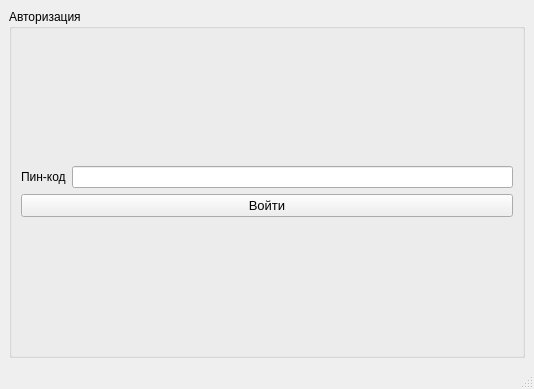
This is 201-331_Sannikov/mainwindow.ui in VldSann/201_331_Sannikov as Qt 5 draws it before an edit. The edited form follows.
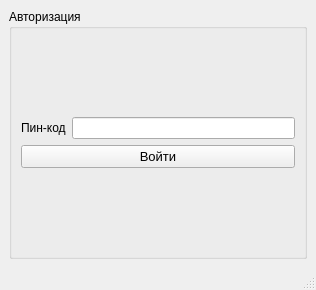
This is the edited form.

```diff
--- a/201-331_Sannikov/mainwindow.ui
+++ b/201-331_Sannikov/mainwindow.ui
@@ -6,8 +6,8 @@
    <rect>
     <x>0</x>
     <y>0</y>
-    <width>534</width>
-    <height>389</height>
+    <width>316</width>
+    <height>290</height>
    </rect>
   </property>
   <property name="windowTitle">
```
Left out of the diff: 2 changed lines with no effect on the pictures.
